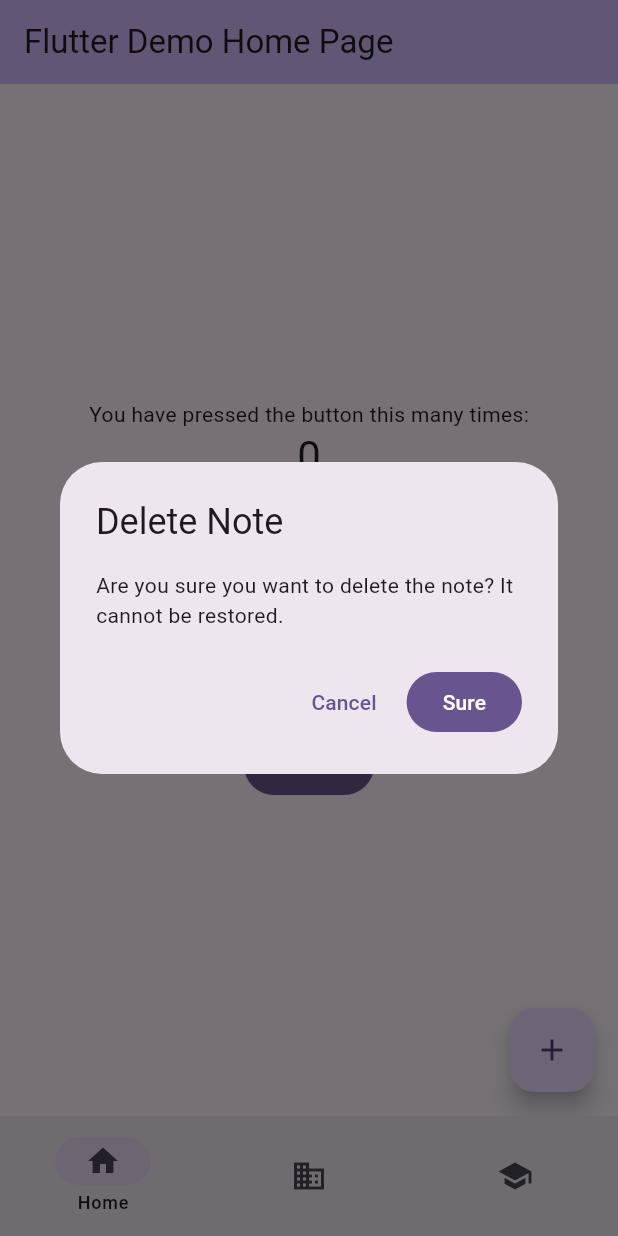
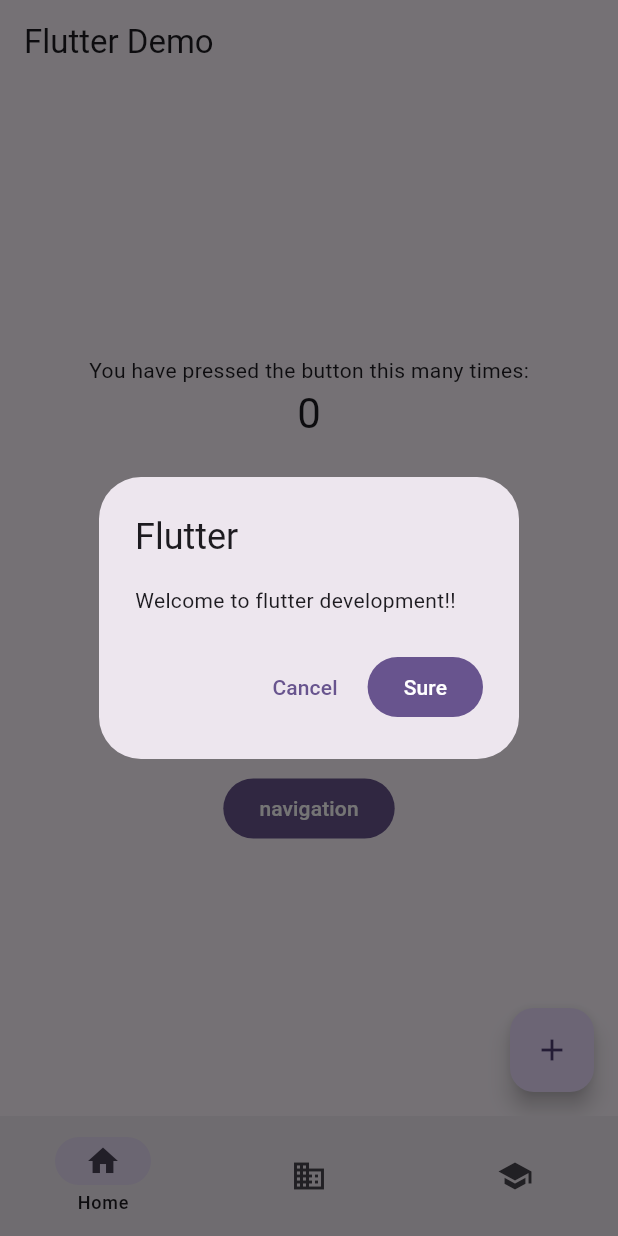
Before and after one commit to QwQ3094/test, a Flutter app: the screen it shows after launch, after a tap on "flutter", on a phone screen of 412 x 824 dp. Run offline on Flutter 3.47's test engine with Material 3 defaults, Android fonts, the phone set to English and light mode, and no system bars; drawn by our look-alikes of dynamic_color.

Commit message:
material navigation

```diff
--- a/lib/main.dart
+++ b/lib/main.dart
@@ -1,12 +1,13 @@
 import 'package:flutter/material.dart';
 import 'package:dynamic_color/dynamic_color.dart';
+import 'ui.dart';
 
 void main() {
-  runApp(const MyApp());
+  runApp(const App());
 }
 
-class MyApp extends StatelessWidget {
-  const MyApp({super.key});
+class App extends StatelessWidget {
+  const App({super.key});
 
   @override
   Widget build(BuildContext context) {
@@ -30,24 +31,24 @@ class MyApp extends StatelessWidget {
             colorScheme: darkColorScheme,
             useMaterial3: true,
           ),
-          themeMode: ThemeMode.system, // or ThemeMode.light/dark based on your preference
-          home: const MyHomePage(title: 'Flutter Demo Home Page'),
+          themeMode: ThemeMode.system,
+          home: const Main(title: 'Flutter Demo'),
         );
       },
     );
   }
 }
 
-class MyHomePage extends StatefulWidget {
-  const MyHomePage({super.key, required this.title});
+class Main extends StatefulWidget {
+  const Main({super.key, required this.title});
 
   final String title;
 
   @override
-  State<MyHomePage> createState() => _MyHomePageState();
+  State<Main> createState() => _MainState();
 }
 
-class _MyHomePageState extends State<MyHomePage> {
+class _MainState extends State<Main> {
   int _selectedIndex = 0;
 
   final List<Widget> _pages = [
@@ -66,7 +67,6 @@ class _MyHomePageState extends State<MyHomePage> {
   Widget build(BuildContext context) {
     return Scaffold(
       appBar: AppBar(
-        backgroundColor: Theme.of(context).colorScheme.inversePrimary,
         title: Text(widget.title),
       ),
       body: _pages[_selectedIndex],
@@ -83,142 +83,3 @@ class _MyHomePageState extends State<MyHomePage> {
     );
   }
 }
-
-class HomeScreen extends StatefulWidget {
-  const HomeScreen({super.key});
-
-  @override
-  State<HomeScreen> createState() => _HomeScreenState();
-}
-
-class _HomeScreenState extends State<HomeScreen> {
-  int _counter = 0;
-  bool _isSwitched = false;
-
-  void _incrementCounter() {
-    setState(() {
-      _counter++;
-    });
-  }
-
-  void _toggleSwitch(bool value) {
-    setState(() {
-      _isSwitched = value;
-    });
-  }
-
-  @override
-  Widget build(BuildContext context) {
-    return Scaffold(
-      body: Center(
-        child: Column(
-          mainAxisAlignment: MainAxisAlignment.center,
-          children: <Widget>[
-            const Text('You have pressed the button this many times:'),
-            Text(
-              '$_counter',
-              style: Theme.of(context).textTheme.headlineMedium,
-            ),
-            const SizedBox(height: 20),
-            Row(
-              mainAxisAlignment: MainAxisAlignment.center,
-              children: [
-                Text('Switch is ${_isSwitched ? 'ON' : 'OFF'}'),
-                const SizedBox(width: 10),
-                Column(
-                  children: [
-                    Switch(
-                      value: _isSwitched,
-                      onChanged: _toggleSwitch,
-                    ),
-                    Switch(
-                      value: _isSwitched,
-                      onChanged: _toggleSwitch,
-                    ),
-                    Switch(
-                      value: _isSwitched,
-                      onChanged: _toggleSwitch,
-                    ),
-                  ],
-                ),
-              ],
-            ),
-            FilledButton(
-              child: const Text('flutter'),
-              onPressed: () {
-                showTestDialog(context, () {
-                  print("Test");
-                });
-              },
-            ),
-          ],
-        ),
-      ),
-      floatingActionButton: FloatingActionButton(
-        onPressed: _incrementCounter,
-        tooltip: 'Increment',
-        child: const Icon(Icons.add),
-      ),
-    );
-  }
-}
-
-void showTestDialog(BuildContext context, VoidCallback onConfirm) {
-  showDialog(
-    context: context,
-    builder: (BuildContext context) {
-      return AlertDialog(
-        title: Text("Delete Note"),
-        content: Text("Are you sure you want to delete the note? It cannot be restored."),
-        actions: <Widget>[
-          TextButton(
-            onPressed: () {
-              Navigator.of(context).pop(); // Dismiss the dialog
-            },
-            child: Text("Cancel"),
-          ),
-          FilledButton(
-            onPressed: () {
-              onConfirm(); // Perform delete action
-              Navigator.of(context).pop(); // Dismiss the dialog
-            },
-            child: Text("Sure"),
-          ),
-        ],
-      );
-    },
-  );
-}
-
-
-class BusinessScreen extends StatelessWidget {
-  const BusinessScreen({super.key});
-
-  @override
-  Widget build(BuildContext context) {
-    return Center(
-      child: Column(
-        mainAxisAlignment: MainAxisAlignment.center,
-        children: const <Widget>[
-          Text('Business Screen'),
-        ],
-      ),
-    );
-  }
-}
-
-class SchoolScreen extends StatelessWidget {
-  const SchoolScreen({super.key});
-
-  @override
-  Widget build(BuildContext context) {
-    return Center(
-      child: Column(
-        mainAxisAlignment: MainAxisAlignment.center,
-        children: const <Widget>[
-          Text('School Screen'),
-        ],
-      ),
-    );
-  }
-}
--- /dev/null
+++ b/lib/navigation.dart
@@ -0,0 +1,22 @@
+import 'package:flutter/material.dart';
+
+class NavigationScreen extends StatelessWidget {
+  const NavigationScreen({super.key});
+
+  @override
+  Widget build(BuildContext context) {
+    return Scaffold(
+      appBar: AppBar(
+        title: Text('Navigation'),
+      ),
+      body: Center(
+        child: Column(
+          mainAxisAlignment: MainAxisAlignment.center,
+          children: const <Widget>[
+            Text('Navigation Screen'),
+          ],
+        ),
+      ),
+    );
+  }
+}
--- /dev/null
+++ b/lib/ui.dart
@@ -0,0 +1,151 @@
+import 'package:flutter/material.dart';
+import 'navigation.dart';
+
+class HomeScreen extends StatefulWidget {
+  const HomeScreen({super.key});
+
+  @override
+  State<HomeScreen> createState() => _HomeScreenState();
+}
+
+class _HomeScreenState extends State<HomeScreen> {
+  int _counter = 0;
+  bool _isSwitched = false;
+
+  void _incrementCounter() {
+    setState(() {
+      _counter++;
+    });
+  }
+
+  void _toggleSwitch(bool value) {
+    setState(() {
+      _isSwitched = value;
+    });
+  }
+
+  @override
+  Widget build(BuildContext context) {
+    return Scaffold(
+      body: Center(
+        child: Column(
+          mainAxisAlignment: MainAxisAlignment.center,
+          children: <Widget>[
+            const Text('You have pressed the button this many times:'),
+            Text(
+              '$_counter',
+              style: Theme.of(context).textTheme.headlineMedium,
+            ),
+            const SizedBox(height: 20),
+            Row(
+              mainAxisAlignment: MainAxisAlignment.center,
+              children: [
+                Text('Switch is ${_isSwitched ? 'ON' : 'OFF'}'),
+                const SizedBox(width: 10),
+                Column(
+                  children: [
+                    Switch(
+                      value: _isSwitched,
+                      onChanged: _toggleSwitch,
+                    ),
+                    Switch(
+                      value: _isSwitched,
+                      onChanged: _toggleSwitch,
+                    ),
+                    Switch(
+                      value: _isSwitched,
+                      onChanged: _toggleSwitch,
+                    ),
+                  ],
+                ),
+              ],
+            ),
+            FilledButton(
+              child: const Text('flutter'),
+              onPressed: () {
+                showTestDialog(context, () {
+                  print("Test");
+                });
+              },
+            ),
+            const SizedBox(height: 10),
+            FilledButton(
+              child: const Text('navigation'),
+              onPressed: () {
+                Navigator.of(context).push(
+                  MaterialPageRoute(
+                    builder: (context) => const NavigationScreen(),
+                  ),
+                );
+              },
+            ),
+          ],
+        ),
+      ),
+      floatingActionButton: FloatingActionButton(
+        onPressed: _incrementCounter,
+        tooltip: 'Increment',
+        child: const Icon(Icons.add),
+      ),
+    );
+  }
+}
+
+void showTestDialog(BuildContext context, VoidCallback onConfirm) {
+  showDialog(
+    context: context,
+    builder: (BuildContext context) {
+      return AlertDialog(
+        title: Text("Flutter"),
+        content: Text("Welcome to flutter development!!"),
+        actions: <Widget>[
+          TextButton(
+            onPressed: () {
+              Navigator.of(context).pop();
+            },
+            child: Text("Cancel"),
+          ),
+          FilledButton(
+            onPressed: () {
+              onConfirm();
+              Navigator.of(context).pop();
+            },
+            child: Text("Sure"),
+          ),
+        ],
+      );
+    },
+  );
+}
+
+class BusinessScreen extends StatelessWidget {
+  const BusinessScreen({super.key});
+
+  @override
+  Widget build(BuildContext context) {
+    return Center(
+      child: Column(
+        mainAxisAlignment: MainAxisAlignment.center,
+        children: const <Widget>[
+          Text('Business Screen'),
+        ],
+      ),
+    );
+  }
+}
+
+class SchoolScreen extends StatelessWidget {
+  const SchoolScreen({super.key});
+
+  @override
+  Widget build(BuildContext context) {
+    return Center(
+      child: Column(
+        mainAxisAlignment: MainAxisAlignment.center,
+        children: const <Widget>[
+          Text('School Screen'),
+        ],
+      ),
+    );
+  }
+}
```
